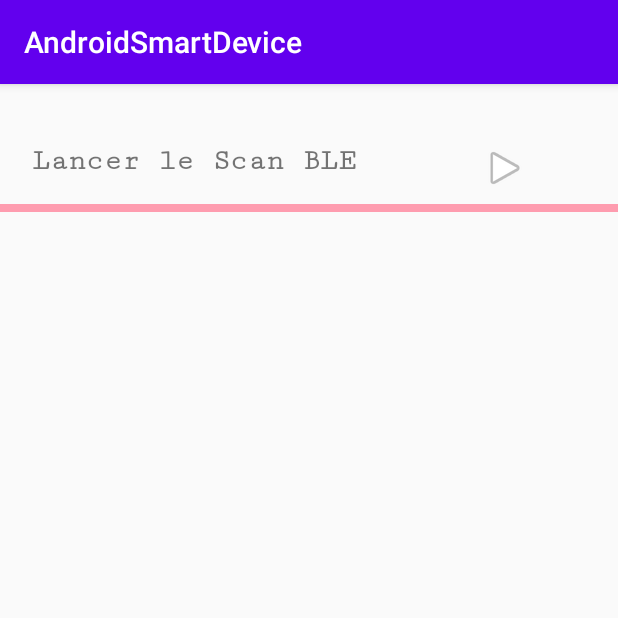
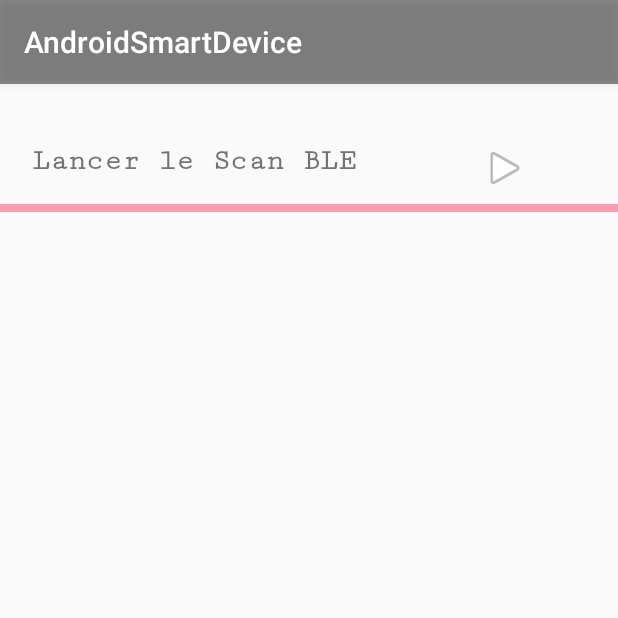
Before and after one commit to colleenDesruisseaux/BluetoothApp, an Android app: the screen it shows after launch (ScanActivity), after a tap on "COMMENCER", on a phone screen of 412 x 824 dp, the top half of it. Run offline under Robolectric (Android 15) with nearby library versions, the phone set to English and light mode, and no system bars.

Commit message:
icone OK

```diff
--- a/app/src/main/res/mipmap-anydpi-v26/ic_launcher.xml
+++ b/app/src/main/res/mipmap-anydpi-v26/ic_launcher.xml
@@ -1,5 +1,5 @@
 <?xml version="1.0" encoding="utf-8"?>
 <adaptive-icon xmlns:android="http://schemas.android.com/apk/res/android">
-    <background android:drawable="@drawable/ic_launcher_background"/>
+    <background android:drawable="@color/white"/>
     <foreground android:drawable="@mipmap/ic_launcher_foreground"/>
 </adaptive-icon>
--- a/app/src/main/res/values/colors.xml
+++ b/app/src/main/res/values/colors.xml
@@ -1,8 +1,8 @@
 <?xml version="1.0" encoding="utf-8"?>
 <resources>
-    <color name="purple_200">#FFBB86FC</color>
-    <color name="purple_500">#FF6200EE</color>
-    <color name="purple_700">#FF3700B3</color>
+    <color name="purple_200">#66FE9CAF</color>
+    <color name="purple_500">#74000000</color>
+    <color name="purple_700">#66FE9CAF</color>
     <color name="teal_200">#FF03DAC5</color>
     <color name="teal_700">#FF018786</color>
     <color name="black">#FF000000</color>
```
